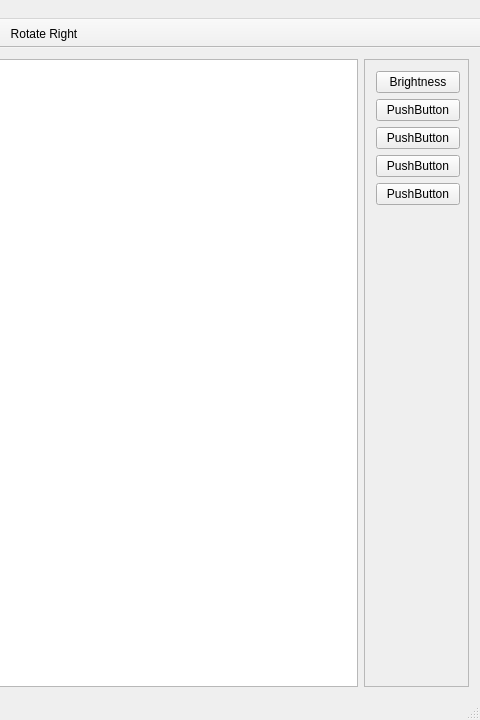
Qt form src/gui/mainwindow.ui (CervecerosCodigo/CCIMP) before a commit; both pictures show x 800 to 1280 and y 0 to 720 of the 1280 by 720 pixel window.
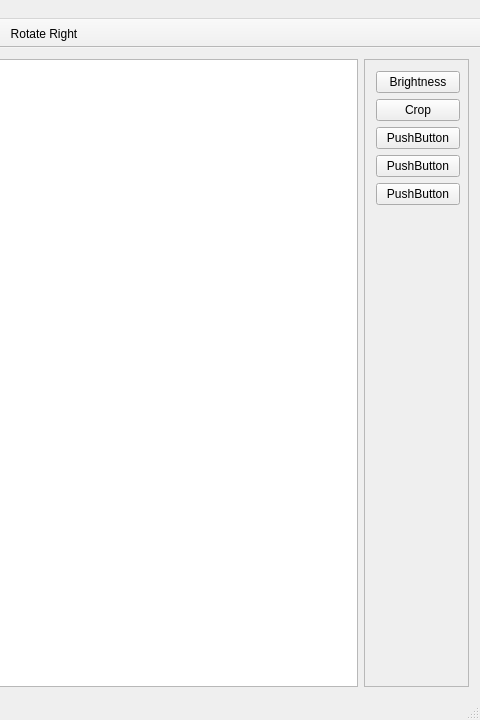
The same form after that commit. Icons and pictures are not drawn.

Commit message: Lagt til en crop dialog som skal fungere med ImageMagic crop funksjon

What changed in the file:
```diff
--- a/src/gui/mainwindow.ui
+++ b/src/gui/mainwindow.ui
@@ -72,7 +72,7 @@
          <x>0</x>
          <y>0</y>
          <width>103</width>
-         <height>607</height>
+         <height>619</height>
         </rect>
        </property>
        <widget class="QWidget" name="layoutWidget">
@@ -114,7 +114,7 @@
          <item row="1" column="0" colspan="2">
           <widget class="QPushButton" name="pushButton_2">
            <property name="text">
-            <string>PushButton</string>
+            <string>Crop</string>
            </property>
           </widget>
          </item>
```
Left out of the diff: 2 changed lines with no effect on the pictures. The commit also changes 9 other files.
